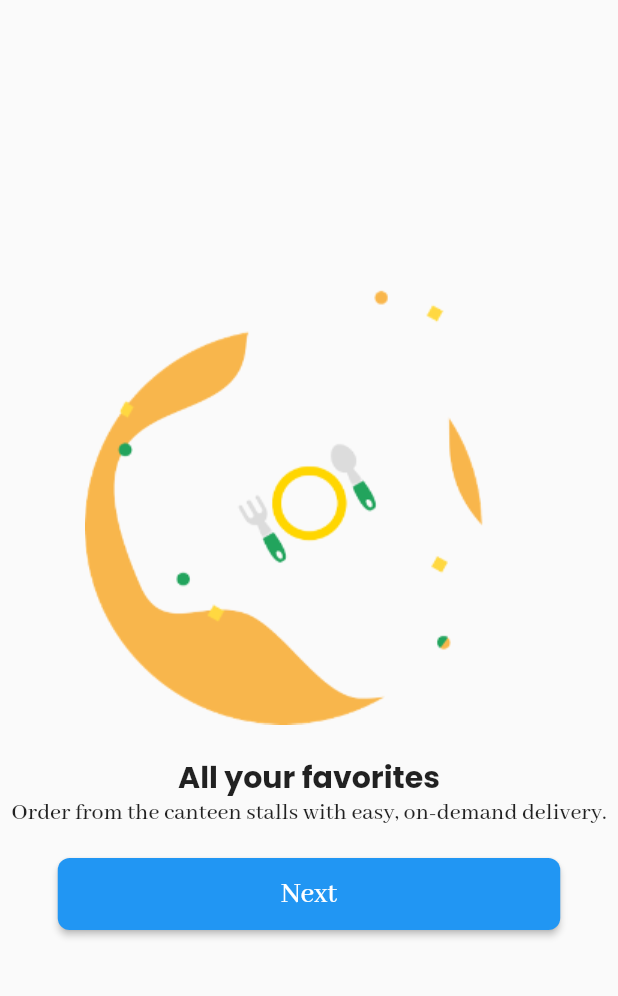
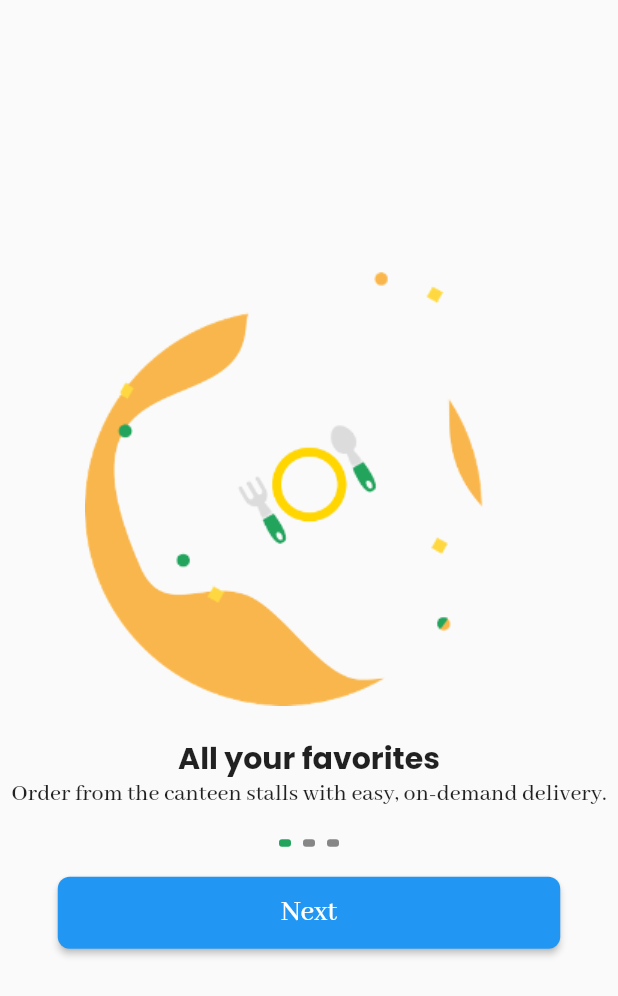
Before and after one commit to HatataMakuna/jommakan, a Flutter app: the WelcomePage screen opened directly, after a tap on "Next", on a phone screen of 412 x 824 dp. Shown: the top 996 px of the screen. Run offline on Flutter 3.47's test engine with Material 2 defaults, Android fonts, the phone set to English and light mode, and no system bars; our stand-ins replace firebase_database; accounts and stored records are empty.

Commit message:
welcome page finished

```diff
--- /dev/null
+++ b/lib/components/indicator.dart
@@ -0,0 +1,26 @@
+import 'package:flutter/material.dart';
+
+class Indicator extends StatelessWidget {
+  final int totalIndicators;
+  final int activeIndex;
+
+  const Indicator({Key? key, required this.totalIndicators, required this.activeIndex}) : super(key: key);
+
+  @override
+  Widget build(BuildContext context) {
+    return Row(
+      mainAxisAlignment: MainAxisAlignment.center,
+      children: List.generate(totalIndicators, (index) {
+        return Container(
+          width: 8,
+          height: 5,
+          margin: const EdgeInsets.symmetric(horizontal: 4),
+          decoration: BoxDecoration(
+            color: index == activeIndex ? const Color(0xFF22A45D) : const Color(0xFF868686),
+            borderRadius: BorderRadius.circular(2),
+          ),
+        );
+      }),
+    );
+  }
+}
--- a/lib/pages/start.dart
+++ b/lib/pages/welcome.dart
@@ -1,18 +1,16 @@
 import 'package:flutter/material.dart';
 
-// external pages
-import 'user/LoginPage.dart';
+// components
+import '../components/indicator.dart';
 
-void main() => runApp(const MyApp());
+//void main() => runApp(const MyApp());
 
-class MyApp extends StatelessWidget {
-  const MyApp({super.key});
+class Welcome extends StatelessWidget {
+  const Welcome({Key? key});
 
   @override
   Widget build(BuildContext context) {
-    return const MaterialApp(
-      home: WelcomePage(),
-    );
+    return const WelcomePage();
   }
 }
 
@@ -57,10 +55,7 @@ class _WelcomePageState extends State<WelcomePage> with TickerProviderStateMixin
         _animationController.forward();
       } else {
         // Navigate to login page
-        Navigator.pushReplacement(
-          context,
-          MaterialPageRoute(builder: (context) => LoginPage()),
-        );
+        Navigator.pushNamed(context, '/user/login');
       }
     });
   }
@@ -89,7 +84,13 @@ class _WelcomePageState extends State<WelcomePage> with TickerProviderStateMixin
                     child: child,
                   );
                 },
-                child: welcomeSection2(),
+                child: Column(
+                  children: [
+                    welcomeSection2(),
+                    const SizedBox(height: 20),
+                    const Indicator(totalIndicators: 3, activeIndex: 0),
+                  ]
+                )
               ),
             if (_currentSection == 3)
               AnimatedBuilder(
@@ -100,7 +101,13 @@ class _WelcomePageState extends State<WelcomePage> with TickerProviderStateMixin
                     child: child,
                   );
                 },
-                child: welcomeSection3(),
+                child: Column(
+                  children: [
+                    welcomeSection3(),
+                    const SizedBox(height: 20),
+                    const Indicator(totalIndicators: 3, activeIndex: 1),
+                  ]
+                )
               ),
             if (_currentSection == 4)
               AnimatedBuilder(
@@ -111,7 +118,13 @@ class _WelcomePageState extends State<WelcomePage> with TickerProviderStateMixin
                     child: child,
                   );
                 },
-                child: welcomeSection4(),
+                child: Column(
+                  children: [
+                    welcomeSection4(),
+                    const SizedBox(height: 20),
+                    const Indicator(totalIndicators: 3, activeIndex: 2),
+                  ],
+                )
               ),
             const SizedBox(height: 20),
             nextButton(),
@@ -240,8 +253,8 @@ class _WelcomePageState extends State<WelcomePage> with TickerProviderStateMixin
             fontSize: 16,
             fontFamily: 'Abhaya Libre',
             fontWeight: FontWeight.w500,
-          )
-        )
+          ),
+        ),
       ]
     );
   }
--- a/pubspec.yaml
+++ b/pubspec.yaml
@@ -1,4 +1,4 @@
-name: cw_fyp_2pt0
+name: jom_makan
 description: A new Flutter project.
 # The following line prevents the package from being accidentally published to
 # pub.dev using `flutter pub publish`. This is preferred for private packages.
```
Also changed, not shown: lib/pages/user/LoginPage.dart (+6 -12 lines), lib/routes.dart (added, +28 -0 lines), images/tarumt-logo.png (added).
